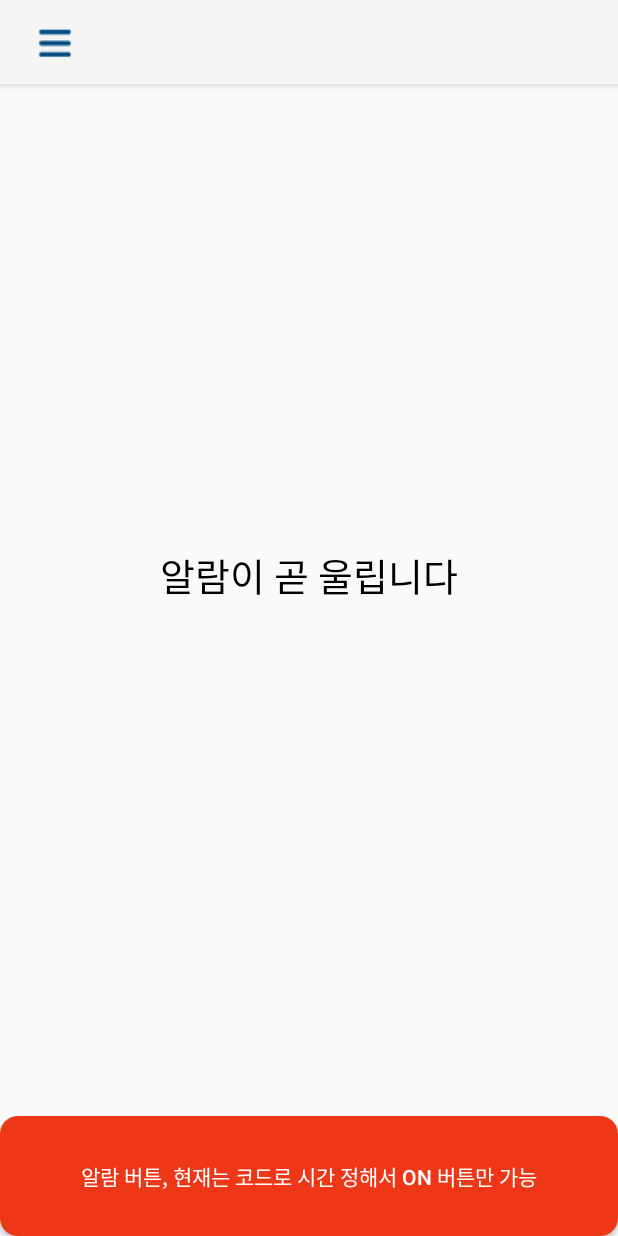
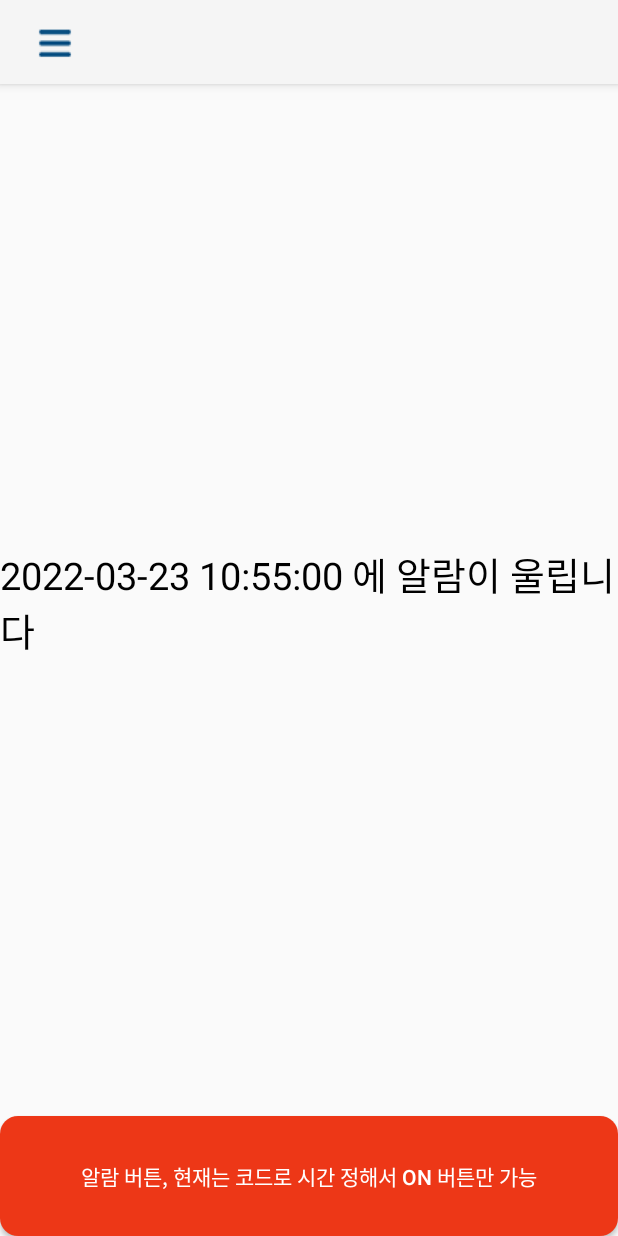
Before and after one commit to Osfri/Final, an Android app: the AlarmActivity screen opened directly, with no data from a screen before it, after a tap on "알람 버튼, 현재는 코드로 시간 정해서 ON 버튼만 가능", on a phone screen of 412 x 824 dp. Run offline under Robolectric (Android 15) with nearby library versions, the phone set to English and light mode, and no system bars; network calls fail.

Commit message:
알람 시간 수정

```diff
--- a/Android/app/src/main/java/com/example/android/alram/AlarmActivity.kt
+++ b/Android/app/src/main/java/com/example/android/alram/AlarmActivity.kt
@@ -29,6 +29,9 @@ import java.util.*
 
 
 class AlarmActivity : AppCompatActivity(), NavigationView.OnNavigationItemSelectedListener  {
+
+    //임의로 알람 날짜와 시간을 지정 - 교대시간을 여기로 받아와야 할듯
+    val from = "2022-03-23 10:55:00"
 
     lateinit var navigationView: NavigationView
     lateinit var drawerLayout: DrawerLayout
@@ -63,7 +66,7 @@ class AlarmActivity : AppCompatActivity(), NavigationView.OnNavigationItemSelect
 
             setAlarm()
             Toast.makeText(this,"알람이 설정되었습니다",Toast.LENGTH_LONG).show()
-            ampmTextView.text = "알람이 곧 울립니다"
+            ampmTextView.text = "$from 에 알람이 울립니다"
         }
 
 
@@ -89,8 +92,7 @@ class AlarmActivity : AppCompatActivity(), NavigationView.OnNavigationItemSelect
         val receiverIntent = Intent(this@AlarmActivity, AlarmReceiver::class.java)
         val pendingIntent = PendingIntent.getBroadcast(this@AlarmActivity, 0, receiverIntent, 0)
 
-        //임의로 날짜와 시간을 지정 - 교대시간을 여기로 받아와야 할듯
-        val from = "2022-03-23 10:46:00"
+
 
         //날짜 포맷을 바꿔주는 소스코드
         val dateFormat = SimpleDateFormat("yyyy-MM-dd HH:mm:ss")
```
